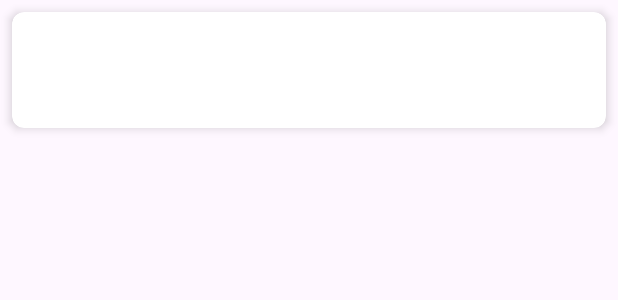
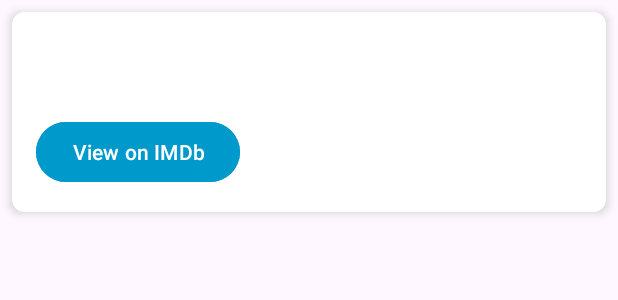
Before and after one commit to foldawgs/Capstone-Bangkit, an Android app: the layout item_movie.xml on its own in the app's theme, with its tools: preview values and no code run, on a phone screen of 412 x 824 dp. Shown: the top 300 px of the screen. Run offline under Robolectric (Android 15) with nearby library versions, the light colour scheme and no system bars.

Commit message:
"Link To Imdb"

```diff
--- a/MD/app/build.gradle.kts
+++ b/MD/app/build.gradle.kts
@@ -55,4 +55,5 @@
     implementation(libs.retrofit)
     implementation(libs.converter.gson)
     implementation(libs.logging.interceptor)
+    implementation(libs.coil)
 }
--- a/MD/app/src/main/res/layout/activity_dashboard.xml
+++ b/MD/app/src/main/res/layout/activity_dashboard.xml
@@ -12,7 +12,7 @@
         android:layout_width="wrap_content"
         android:layout_height="wrap_content"
         android:layout_marginTop="72dp"
-        android:text="Film yang Sesuai"
+        android:text="Recomended Film"
         android:textColor="@android:color/white"
         android:textSize="18sp"
         android:textStyle="bold"
--- a/MD/app/src/main/res/layout/item_movie.xml
+++ b/MD/app/src/main/res/layout/item_movie.xml
@@ -22,12 +22,20 @@
             android:textStyle="bold" />
 
         <TextView
-            android:id="@+id/tvMovieDescription"
+            android:id="@+id/tvPopularity"
             android:layout_width="wrap_content"
             android:layout_height="wrap_content"
-            android:textColor="@android:color/darker_gray"
-            android:textSize="14sp"
-            android:layout_marginTop="4dp" />
+            android:layout_marginTop="4dp"
+            android:textColor="@android:color/black"
+            android:textSize="14sp" />
 
+        <Button
+            android:id="@+id/btnImdb"
+            android:layout_width="wrap_content"
+            android:layout_height="wrap_content"
+            android:layout_marginTop="8dp"
+            android:backgroundTint="@android:color/holo_blue_dark"
+            android:text="View on IMDb"
+            android:textColor="@android:color/white" />
     </LinearLayout>
 </androidx.cardview.widget.CardView>
--- a/MD/gradle/libs.versions.toml
+++ b/MD/gradle/libs.versions.toml
@@ -1,5 +1,6 @@
 [versions]
 agp = "8.6.0"
+coil = "2.4.0"
 glide = "4.16.0"
 kotlin = "1.9.0"
 coreKtx = "1.15.0"
@@ -15,6 +16,7 @@
 
 [libraries]
 androidx-core-ktx = { group = "androidx.core", name = "core-ktx", version.ref = "coreKtx" }
+coil = { module = "io.coil-kt:coil", version.ref = "coil" }
 converter-gson = { module = "com.squareup.retrofit2:converter-gson", version.ref = "retrofit" }
 glide = { module = "com.github.bumptech.glide:glide", version.ref = "glide" }
 junit = { group = "junit", name = "junit", version.ref = "junit" }
```
Also changed, not shown: MD/app/src/main/java/com/dicoding/cinemood/DashboardActivity.kt (+5 -2 lines), MD/app/src/main/java/com/dicoding/cinemood/adapter/MovieAdapter.kt (+20 -0 lines), MD/app/src/main/res/drawable/error_image.jpeg (added), MD/app/src/main/res/drawable/placeholder.jpg (added).
